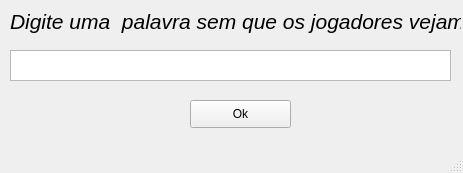
Qt form design_escolhe_palavra.ui (ericdecastro/Jogo-da-Forca) before a commit.
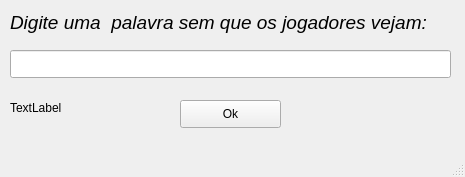
The same form after that commit.

Diff of the .ui file:
```diff
--- a/design_escolhe_palavra.ui
+++ b/design_escolhe_palavra.ui
@@ -6,10 +6,16 @@
    <rect>
     <x>0</x>
     <y>0</y>
-    <width>463</width>
-    <height>173</height>
+    <width>465</width>
+    <height>177</height>
    </rect>
   </property>
+  <property name="sizePolicy">
+   <sizepolicy hsizetype="Fixed" vsizetype="Fixed">
+    <horstretch>0</horstretch>
+    <verstretch>0</verstretch>
+   </sizepolicy>
+  </property>
   <property name="windowTitle">
    <string>Jogo da Forca</string>
   </property>
@@ -17,12 +23,18 @@
    <widget class="QPushButton" name="okButton">
     <property name="geometry">
      <rect>
-      <x>190</x>
+      <x>180</x>
       <y>100</y>
       <width>101</width>
       <height>28</height>
      </rect>
     </property>
+    <property name="sizePolicy">
+     <sizepolicy hsizetype="Fixed" vsizetype="Fixed">
+      <horstretch>0</horstretch>
+      <verstretch>0</verstretch>
+     </sizepolicy>
+    </property>
     <property name="text">
      <string>Ok</string>
     </property>
@@ -31,31 +43,44 @@
     <property name="geometry">
      <rect>
       <x>10</x>
-      <y>9</y>
+      <y>10</y>
       <width>451</width>
       <height>24</height>
      </rect>
     </property>
     <property name="font">
      <font>
-      <pointsize>16</pointsize>
+      <pointsize>14</pointsize>
       <italic>true</italic>
      </font>
     </property>
     <property name="text">
-     <string>Digite uma  palavra sem que os jogadores vejam.</string>
+     <string>Digite uma  palavra sem que os jogadores vejam:</string>
     </property>
    </widget>
-   <widget class="QPlainTextEdit" name="textDigitePalavra">
+   <widget class="QLineEdit" name="textDigitePalavra">
     <property name="geometry">
      <rect>
       <x>10</x>
       <y>50</y>
       <width>441</width>
-      <height>31</height>
+      <height>28</height>
      </rect>
     </property>
    </widget>
+   <widget class="QLabel" name="labTesteVariavel">
+    <property name="geometry">
+     <rect>
+      <x>10</x>
+      <y>100</y>
+      <width>141</width>
+      <height>16</height>
+     </rect>
+    </property>
+    <property name="text">
+     <string>TextLabel</string>
+    </property>
+   </widget>
   </widget>
   <widget class="QMenuBar" name="menubar">
    <property name="geometry">
```
Left out of the diff: 2 changed lines with no effect on the pictures.
